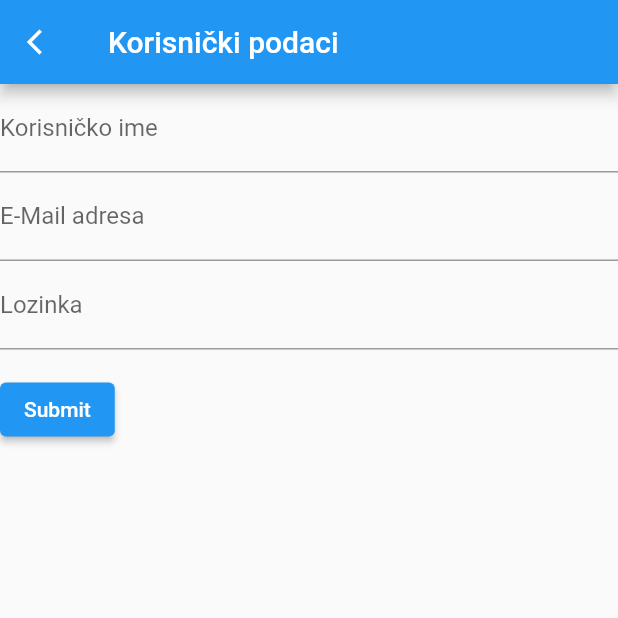
After one commit to AIR-FOI-HR/AIR2210, a Flutter app: the ProfilePage screen opened directly, after a tap on "Korisnički podaci", on a phone screen of 412 x 824 dp, the top half of it. The commit adds this screen. Run offline on Flutter 3.47's test engine with Material 2 defaults, Android fonts, the phone set to English and light mode, and no system bars.

Commit message:
Dodani predlošci za ekrane i forme u postavkama

```diff
--- a/lib/profile.dart
+++ b/lib/profile.dart
@@ -1,4 +1,9 @@
 import 'package:flutter/material.dart';
+import 'package:test_app/help.dart';
+import 'package:test_app/settings.dart';
+
+import 'profile_data.dart';
+import 'orders.dart';
 
 class ProfilePage extends StatelessWidget {
   const ProfilePage({super.key});
@@ -27,9 +32,20 @@ class ProfilePage extends StatelessWidget {
               padding: const EdgeInsets.all(15.0),
               child: Row(
                 mainAxisAlignment: MainAxisAlignment.start,
-                children: const [
+                children: [
+                  GestureDetector(
+                    behavior: HitTestBehavior.translucent,
+                    onTap: () {
+                      Navigator.push(
+                          context,
+                          MaterialPageRoute(
+                              builder: (context) => const SettingsPage()));
+                    },
+                    child: Row(children: const [
                       Icon(Icons.settings),
                       Text(' Postavke'),
+                    ]),
+                  )
                 ],
               ),
             ),
@@ -40,9 +56,20 @@ class ProfilePage extends StatelessWidget {
               padding: const EdgeInsets.all(15.0),
               child: Row(
                 mainAxisAlignment: MainAxisAlignment.start,
-                children: const [
+                children: [
+                  GestureDetector(
+                    behavior: HitTestBehavior.translucent,
+                    onTap: () {
+                      Navigator.push(
+                          context,
+                          MaterialPageRoute(
+                              builder: (context) => const ProfileDataPage()));
+                    },
+                    child: Row(children: const [
                       Icon(Icons.checklist),
                       Text(' Korisnički podaci'),
+                    ]),
+                  )
                 ],
               ),
             ),
@@ -53,9 +80,20 @@ class ProfilePage extends StatelessWidget {
               padding: const EdgeInsets.all(15.0),
               child: Row(
                 mainAxisAlignment: MainAxisAlignment.start,
-                children: const [
+                children: [
+                  GestureDetector(
+                    behavior: HitTestBehavior.translucent,
+                    onTap: () {
+                      Navigator.push(
+                          context,
+                          MaterialPageRoute(
+                              builder: (context) => const OrdersPage()));
+                    },
+                    child: Row(children: const [
                       Icon(Icons.shopping_cart),
                       Text(' Moje narudžbe'),
+                    ]),
+                  )
                 ],
               ),
             ),
@@ -66,9 +104,20 @@ class ProfilePage extends StatelessWidget {
               padding: const EdgeInsets.all(15.0),
               child: Row(
                 mainAxisAlignment: MainAxisAlignment.start,
-                children: const [
+                children: [
+                  GestureDetector(
+                    behavior: HitTestBehavior.translucent,
+                    onTap: () {
+                      Navigator.push(
+                          context,
+                          MaterialPageRoute(
+                              builder: (context) => const HelpPage()));
+                    },
+                    child: Row(children: const [
                       Icon(Icons.help),
                       Text(' Pomoć'),
+                    ]),
+                  )
                 ],
               ),
             ),
--- /dev/null
+++ b/lib/profile_data.dart
@@ -0,0 +1,101 @@
+import 'package:flutter/material.dart';
+
+void main() => runApp(const ProfileDataPage());
+
+class ProfileDataPage extends StatelessWidget {
+  const ProfileDataPage({super.key});
+
+  @override
+  Widget build(BuildContext context) {
+    const appTitle = 'Korisnički podaci';
+
+    return MaterialApp(
+      title: appTitle,
+      home: Scaffold(
+        appBar: AppBar(
+          leading: IconButton(
+            icon: Icon(Icons.arrow_back_ios),
+            iconSize: 20.0,
+            onPressed: () {
+              Navigator.pop(context);
+            },
+          ),
+          title: const Text(appTitle),
+        ),
+        body: const ProfileDataForm(),
+      ),
+    );
+  }
+}
+
+class ProfileDataForm extends StatefulWidget {
+  const ProfileDataForm({super.key});
+
+  @override
+  ProfileDataFormState createState() {
+    return ProfileDataFormState();
+  }
+}
+
+class ProfileDataFormState extends State<ProfileDataForm> {
+  final _formKey = GlobalKey<FormState>();
+
+  @override
+  Widget build(BuildContext context) {
+    return Form(
+      key: _formKey,
+      child: Column(
+        crossAxisAlignment: CrossAxisAlignment.start,
+        children: [
+          TextFormField(
+            validator: (value) {
+              if (value == null || value.isEmpty) {
+                return 'username';
+              }
+              return null;
+            },
+            decoration: const InputDecoration(
+              labelText: 'Korisničko ime',
+            ),
+          ),
+          TextFormField(
+            validator: (value) {
+              if (value == null || value.isEmpty) {
+                return 'email';
+              }
+              return null;
+            },
+            decoration: const InputDecoration(
+              labelText: 'E-Mail adresa',
+            ),
+          ),
+          TextFormField(
+            validator: (value) {
+              if (value == null || value.isEmpty) {
+                return 'password';
+              }
+              return null;
+            },
+            decoration: const InputDecoration(
+              labelText: 'Lozinka',
+            ),
+            obscureText: true,
+          ),
+          Padding(
+            padding: const EdgeInsets.symmetric(vertical: 16.0),
+            child: ElevatedButton(
+              onPressed: () {
+                if (_formKey.currentState!.validate()) {
+                  ScaffoldMessenger.of(context).showSnackBar(
+                    const SnackBar(content: Text('Processing Data')),
+                  );
+                }
+              },
+              child: const Text('Submit'),
+            ),
+          ),
+        ],
+      ),
+    );
+  }
+}
```
Also changed, not shown: lib/help.dart (added, +28 -0 lines), lib/orders.dart (added, +28 -0 lines), lib/settings.dart (added, +28 -0 lines). Lines whose indentation alone changed are shown as unchanged.
